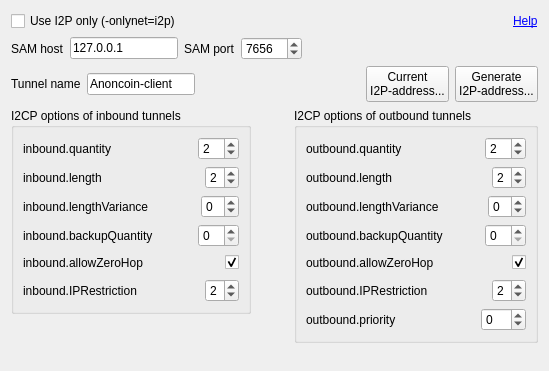
Before: the Qt Designer form src/qt/forms/i2poptionswidget.ui in nihilistcoin/nihilistcoin, drawn with Qt 5.
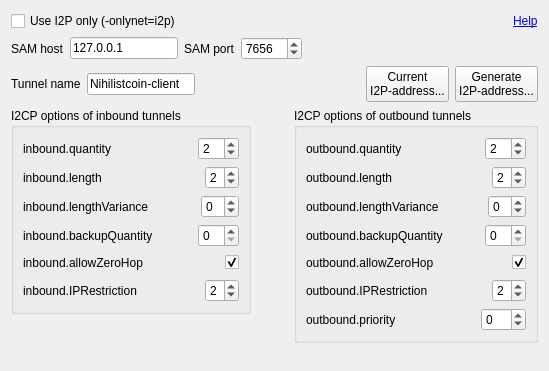
After: the same form once the commit is applied.

What changed in the file:
```diff
--- a/src/qt/forms/i2poptionswidget.ui
+++ b/src/qt/forms/i2poptionswidget.ui
@@ -138,7 +138,7 @@
         </size>
        </property>
        <property name="text">
-        <string>Anoncoin-client</string>
+        <string>Nihilistcoin-client</string>
        </property>
       </widget>
      </item>
```
